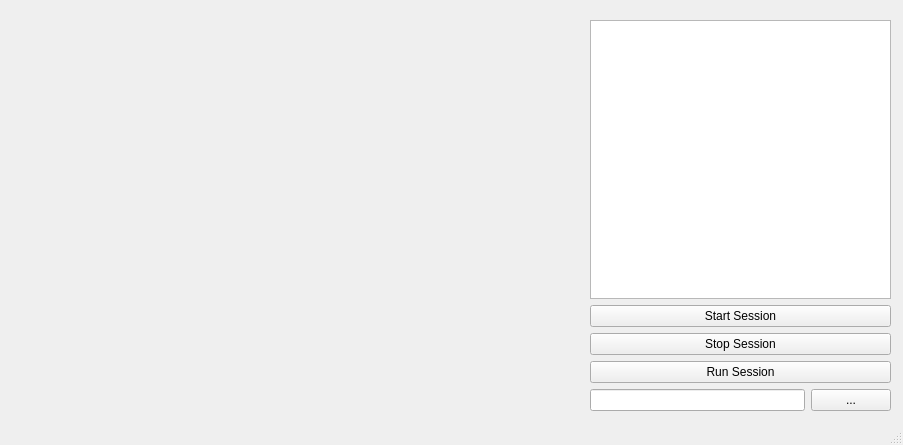
This is src/mainwindow.ui in omdovhopolyi/ArtificialHorizonBlackBox as Qt 5 draws it before an edit. The edited form follows.
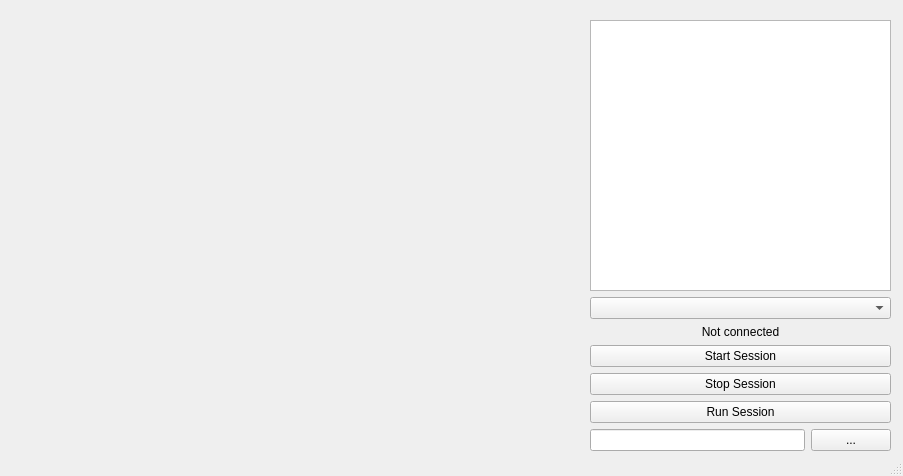
This is the edited form.

```diff
--- a/src/mainwindow.ui
+++ b/src/mainwindow.ui
@@ -7,7 +7,7 @@
     <x>0</x>
     <y>0</y>
     <width>903</width>
-    <height>445</height>
+    <height>476</height>
    </rect>
   </property>
   <property name="windowTitle">
@@ -29,7 +29,7 @@
        <x>-1</x>
        <y>-1</y>
        <width>561</width>
-       <height>391</height>
+       <height>431</height>
       </rect>
      </property>
      <layout class="QVBoxLayout" name="ChartLayout"/>
@@ -50,7 +50,7 @@
        <x>0</x>
        <y>0</y>
        <width>301</width>
-       <height>391</height>
+       <height>431</height>
       </rect>
      </property>
      <layout class="QVBoxLayout" name="verticalLayout_5">
@@ -70,6 +70,23 @@
         </property>
        </widget>
       </item>
+      <item>
+       <layout class="QHBoxLayout" name="horizontalLayout_3">
+        <item>
+         <widget class="QComboBox" name="PortsCombobox"/>
+        </item>
+       </layout>
+      </item>
+      <item>
+       <widget class="QLabel" name="ConnectionLabel">
+        <property name="text">
+         <string>Not connected</string>
+        </property>
+        <property name="alignment">
+         <set>Qt::AlignCenter</set>
+        </property>
+       </widget>
+      </item>
       <item>
        <widget class="QPushButton" name="StartSessonButton">
         <property name="text">
```
